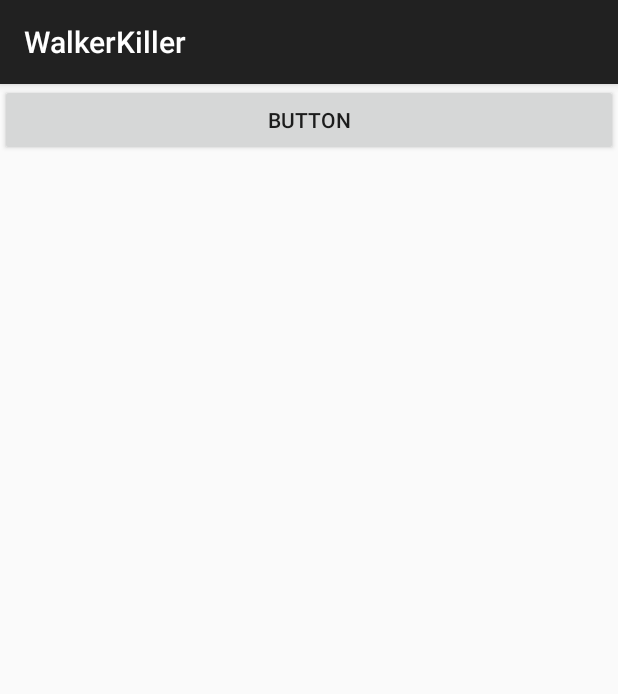
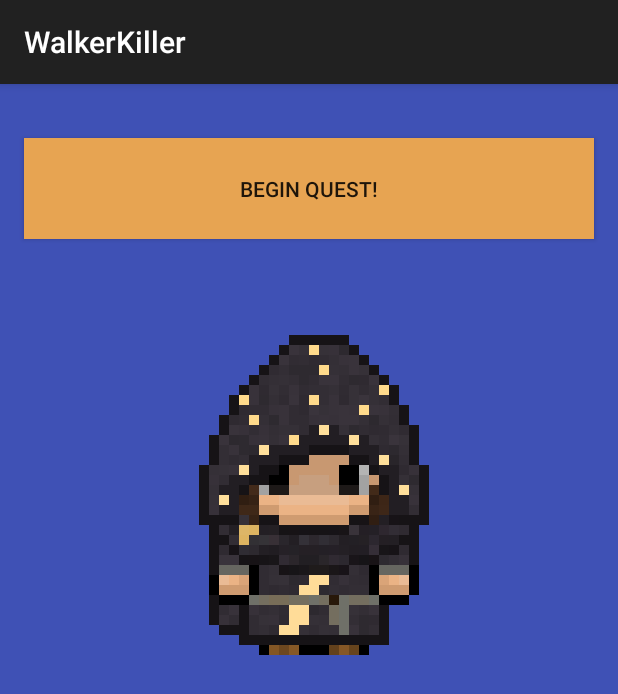
Before and after one commit to mylesdawson/CSSSMapsProject, an Android app: the screen it shows after launch (MainActivity), on a phone screen of 412 x 824 dp. Shown: the top 694 px of the screen. Run offline under Robolectric (Android 15) with nearby library versions, the phone set to English and light mode, and no system bars.

Commit message:
battle is (not) rdy

```diff
--- a/app/src/main/java/com/example/dude/cssshackathon/MainActivity.java
+++ b/app/src/main/java/com/example/dude/cssshackathon/MainActivity.java
@@ -24,8 +24,9 @@ public class MainActivity extends AppCompatActivity {
         mediaPlayer.setLooping(true);
     }
 
+    //skipping second activity for now
     public void startSecondActivity(View view){
-        Intent intent = new Intent(this, activity_second.class);
+        Intent intent = new Intent(this, MapsActivity.class);
         startActivity(intent);
     }
 
--- a/app/src/main/res/layout/activity_main.xml
+++ b/app/src/main/res/layout/activity_main.xml
@@ -1,12 +1,25 @@
 <?xml version="1.0" encoding="utf-8"?>
 <LinearLayout xmlns:android="http://schemas.android.com/apk/res/android"
     android:orientation="vertical" android:layout_width="match_parent"
-    android:layout_height="match_parent">
+    android:layout_height="match_parent"
+    android:background="@color/colorPrimary">
 
     <Button
-        android:text="Button"
+        android:text="Begin Quest!"
         android:layout_width="match_parent"
         android:layout_height="wrap_content"
+        android:padding="24dp"
+        android:layout_marginLeft="16dp"
+        android:layout_marginRight="16dp"
         android:id="@+id/button2"
-        android:onClick="startSecondActivity"/>
-</LinearLayout>
+        android:onClick="startSecondActivity"
+        android:layout_marginTop="36dp"
+        android:background="@color/colorAccent"/>
+
+    <ImageView
+        android:layout_width="match_parent"
+        android:layout_height="wrap_content"
+        android:src="@mipmap/farengar_sprite"
+        android:paddingTop="64dp" />
+
+    </LinearLayout>
--- a/app/src/main/res/values/colors.xml
+++ b/app/src/main/res/values/colors.xml
@@ -2,5 +2,5 @@
 <resources>
     <color name="colorPrimary">#3F51B5</color>
     <color name="colorPrimaryDark">#303F9F</color>
-    <color name="colorAccent">#FF4081</color>
+    <color name="colorAccent">#e7a452</color>
 </resources>
```
Also changed, not shown: app/src/main/res/mipmap-hdpi/farengar_sprite.png (added).
